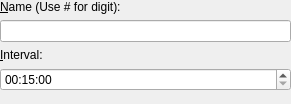
First picture: the form in plugins/video/autochapters.ui, repository google-code-export/kmediafactory, before the edit.
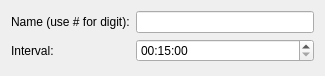
Second picture: the form after the edit.

Patch:
```diff
--- a/plugins/video/autochapters.ui
+++ b/plugins/video/autochapters.ui
@@ -1,56 +1,44 @@
 <ui version="4.0" >
  <class>AutoChapters</class>
- <widget class="QWidget" name="AutoChapters" >
-  <property name="geometry" >
+ <widget class="QWidget" name="AutoChapters">
+  <property name="geometry">
    <rect>
     <x>0</x>
     <y>0</y>
-    <width>291</width>
-    <height>104</height>
+    <width>325</width>
+    <height>76</height>
    </rect>
   </property>
   <property name="windowTitle" >
    <string>KMediaFactory</string>
   </property>
-  <layout class="QVBoxLayout" >
-   <property name="leftMargin" >
-    <number>0</number>
-   </property>
-   <property name="topMargin" >
-    <number>0</number>
-   </property>
-   <property name="rightMargin" >
-    <number>0</number>
-   </property>
-   <property name="bottomMargin" >
-    <number>0</number>
-   </property>
-   <item>
-    <widget class="QLabel" name="nameLabel" >
-     <property name="text" >
-      <string>&amp;Name (Use # for digit):</string>
+  <layout class="QFormLayout" name="formLayout">
+   <item row="0" column="0">
+    <widget class="QLabel" name="nameLabel">
+     <property name="text">
+      <string>Name (use # for digit):</string>
      </property>
      <property name="buddy" >
       <cstring>nameEdit</cstring>
      </property>
     </widget>
    </item>
-   <item>
-    <widget class="QLineEdit" name="nameEdit" />
+   <item row="0" column="1">
+    <widget class="QLineEdit" name="nameEdit"/>
    </item>
-   <item>
-    <widget class="QLabel" name="intervalLabel" >
-     <property name="text" >
-      <string>&amp;Interval:</string>
+   <item row="1" column="0">
+    <widget class="QLabel" name="intervalLabel">
+     <property name="text">
+      <string>Interval:</string>
      </property>
      <property name="buddy" >
       <cstring>intervalTime</cstring>
      </property>
     </widget>
    </item>
-   <item>
-    <widget class="QTimeEdit" name="intervalTime" >
-     <property name="displayFormat" >
+   <item row="1" column="1">
+    <widget class="QTimeEdit" name="intervalTime">
+     <property name="displayFormat">
       <string>hh:mm:ss</string>
      </property>
      <property name="time" >
@@ -62,22 +50,6 @@
      </property>
     </widget>
    </item>
-   <item>
-    <spacer>
-     <property name="orientation" >
-      <enum>Qt::Vertical</enum>
-     </property>
-     <property name="sizeType" >
-      <enum>QSizePolicy::Expanding</enum>
-     </property>
-     <property name="sizeHint" >
-      <size>
-       <width>20</width>
-       <height>12</height>
-      </size>
-     </property>
-    </spacer>
-   </item>
   </layout>
  </widget>
  <layoutfunction spacing="KDialog::spacingHint" margin="KDialog::marginHint" />
```
Left out of the diff: 15 changed lines with no effect on the pictures.
